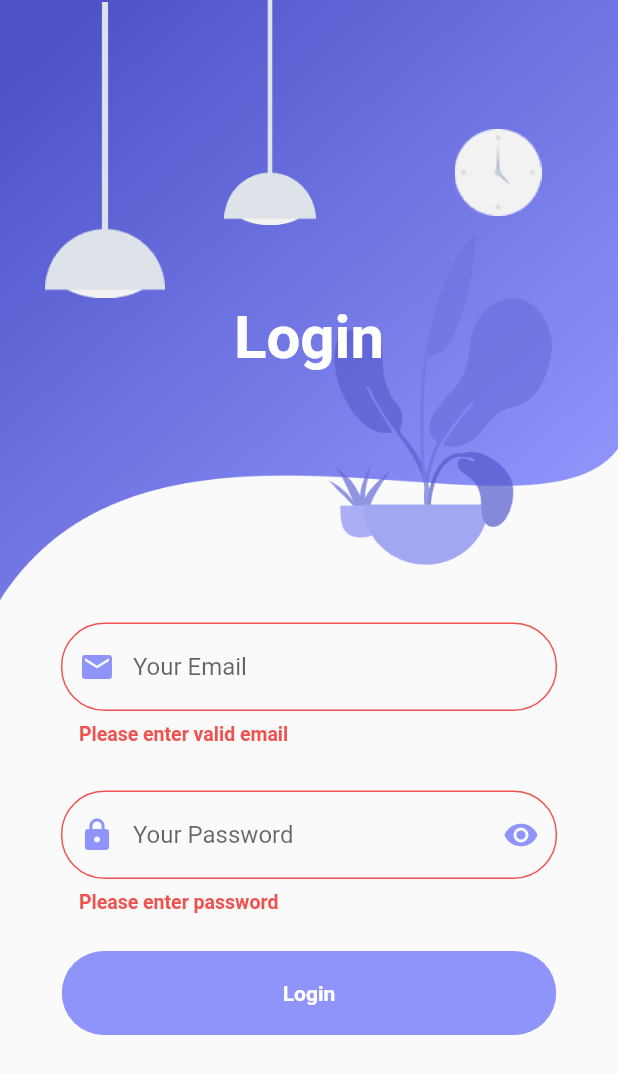
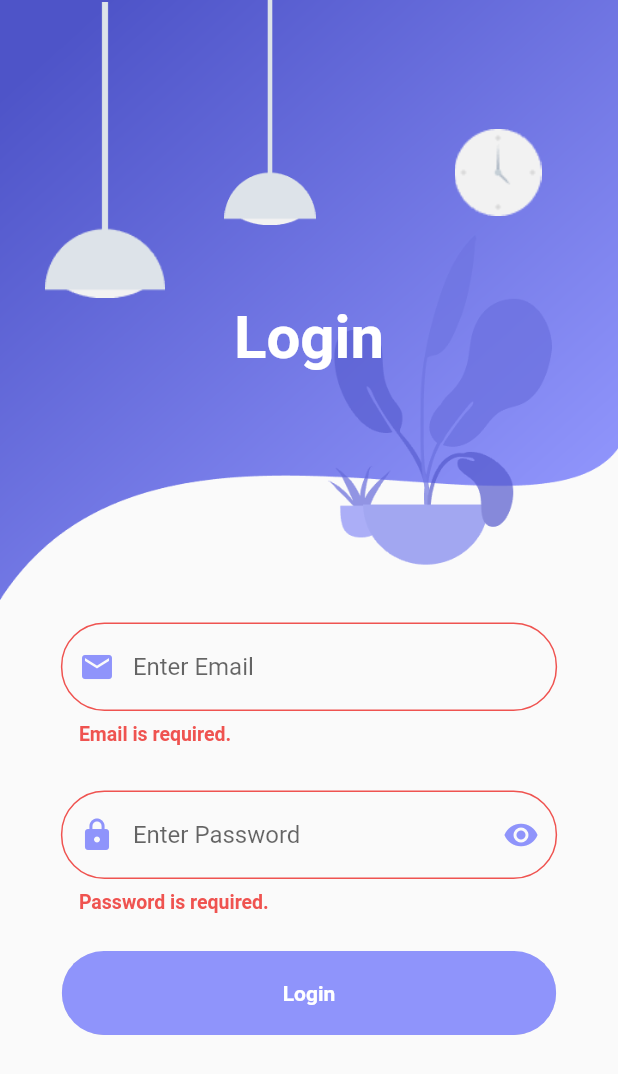
Before and after one commit to SajidAnTechie/IOT_Controller, a Flutter app: the screen it shows after launch, after a tap on "Login", on a phone screen of 412 x 824 dp. Shown: the top 1074 px of the screen. Run offline on Flutter 3.47's test engine with Material 2 defaults, Android fonts, the phone set to English and light mode, and no system bars.

Commit message:
Add validation and submit functon

```diff
--- /dev/null
+++ b/lib/model/user.dart
@@ -0,0 +1,6 @@
+class UserModel {
+  String email;
+  String password;
+
+  UserModel({this.email, this.password});
+}
--- a/lib/screens/login.dart
+++ b/lib/screens/login.dart
@@ -1,8 +1,9 @@
 import 'package:flutter/material.dart';
+import 'package:iotcontroller/model/user.dart';
 import 'package:iotcontroller/components/backgrount.dart';
+import 'package:iotcontroller/components/rounded_button.dart';
+import 'package:iotcontroller/components/input_text_field.dart';
 import 'package:iotcontroller/components/input_password_field.dart';
-import 'package:iotcontroller/components/input_text_field.dart';
-import 'package:iotcontroller/components/rounded_button.dart';
 
 class Login extends StatefulWidget {
   const Login({Key key}) : super(key: key);
@@ -13,6 +14,33 @@ class Login extends StatefulWidget {
 
 class _LoginState extends State<Login> {
   final _formKey = GlobalKey<FormState>();
+  UserModel user = new UserModel();
+
+  String _validateEmail(String value) {
+    if (value == null || value.isEmpty) {
+      return "Email is required.";
+    }
+
+    const pattern = r'^\w+([\.-]?\w+)*@\w+([\.-]?\w+)*(\.\w{2,3})+$';
+    final regExp = RegExp(pattern);
+
+    if (!regExp.hasMatch(value)) {
+      return "Please enter the valid email.";
+    }
+    return null;
+  }
+
+  String _validatePassword(String value) {
+    if (value == null || value.isEmpty) {
+      return "Password is required.";
+    }
+    return null;
+  }
+
+  void _submit() {
+    UserModel body = UserModel(email: user.email, password: user.password);
+    print(body);
+  }
 
   @override
   Widget build(BuildContext context) {
@@ -25,31 +53,20 @@ class _LoginState extends State<Login> {
             child: Column(
               children: [
                 InputTextField(
-                  hintText: "Your Email",
-                  onChanged: (value) => {},
-                  icon: Icons.email,
-                  validator: (value) {
-                    if (value == null || value.isEmpty) {
-                      return 'Please enter valid email';
-                    }
-                    return null;
-                  },
-                ),
+                    hintText: "Enter Email",
+                    onChanged: (value) => {user.email = value},
+                    icon: Icons.email,
+                    validator: _validateEmail),
                 InputPasswordField(
-                  hintText: "Your Password",
-                  onChanged: (value) => {},
-                  icon: Icons.lock,
-                  validator: (value) {
-                    if (value == null || value.isEmpty) {
-                      return 'Please enter password';
-                    }
-                    return null;
-                  },
-                ),
+                    hintText: "Enter Password",
+                    onChanged: (value) => {user.password = value},
+                    icon: Icons.lock,
+                    validator: _validatePassword),
                 RoundedButton(
                   press: () {
                     if (_formKey.currentState.validate()) {
                       print("Ok");
+                      _submit();
                     } else {
                       print("Not ok");
                     }
```
